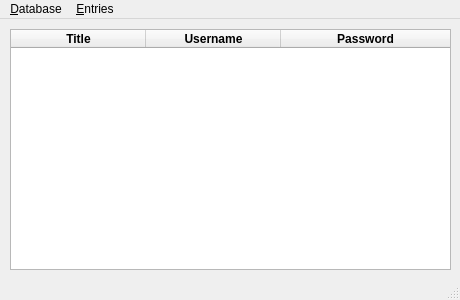
Old version of the form src/gui/MainWindow.ui in the repository danieleambrosino/KeeReeng.
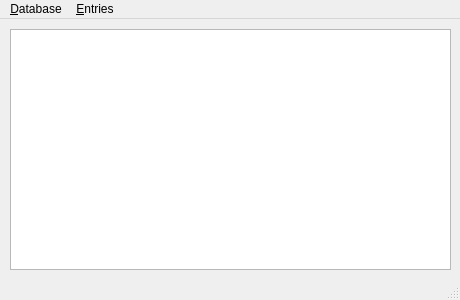
New version of the form. Custom widgets are drawn as their Qt base class.

What changed in the file:
```diff
--- a/src/gui/MainWindow.ui
+++ b/src/gui/MainWindow.ui
@@ -27,7 +27,7 @@
      <number>3</number>
     </property>
     <attribute name="headerVisible">
-     <bool>true</bool>
+     <bool>false</bool>
     </attribute>
     <attribute name="headerCascadingSectionResizes">
      <bool>false</bool>
```
